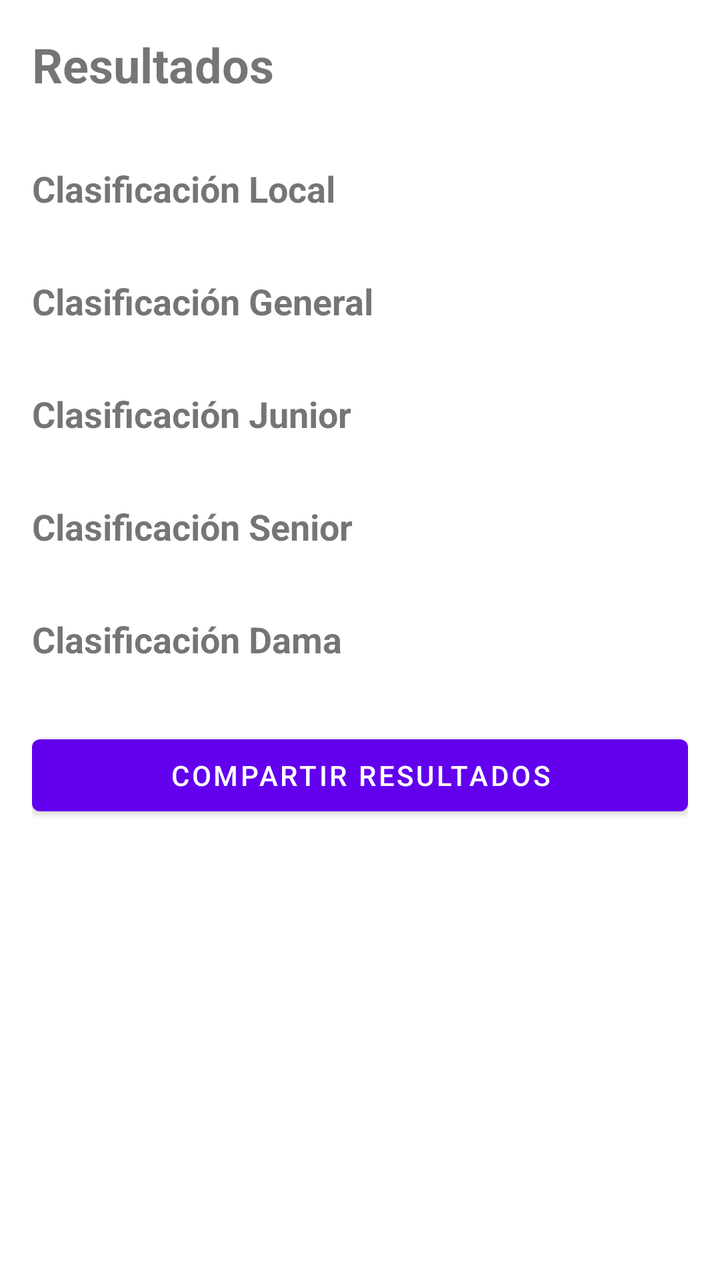
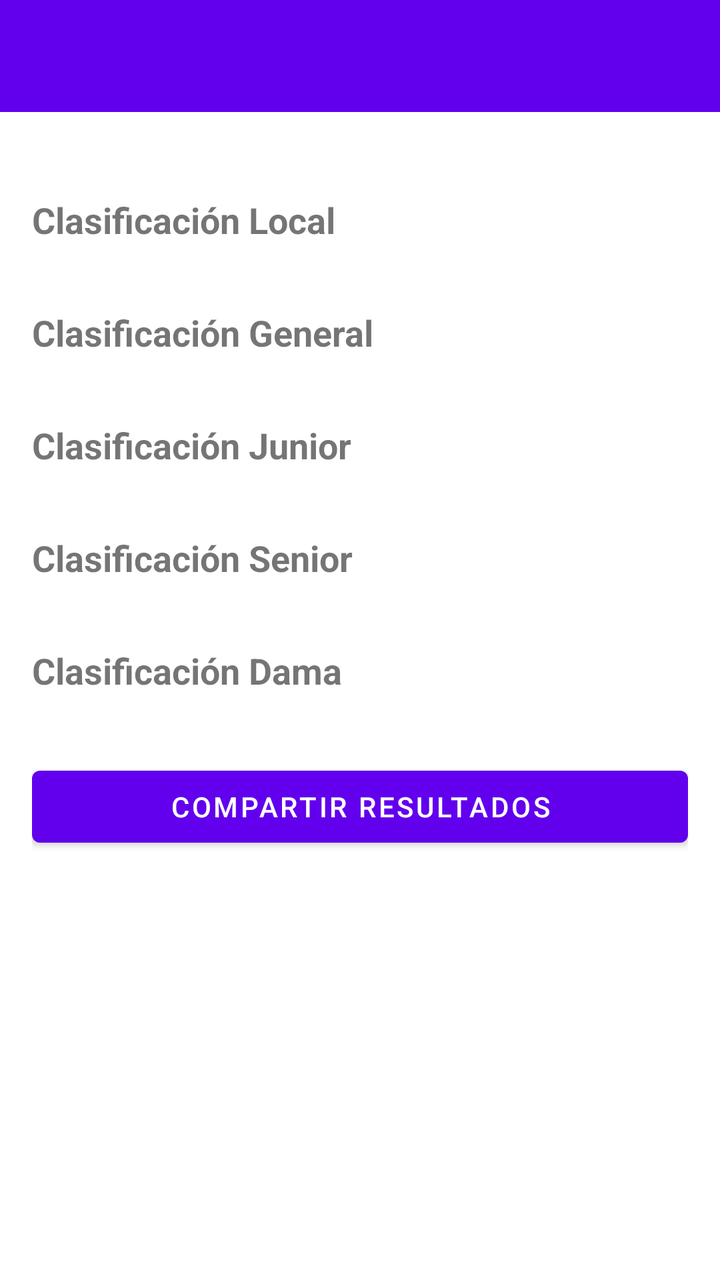

An Android layout rendered at two revisions. The XML below is the earlier revision; the diff shows what the commit changed to produce the second picture.
<!-- AndroidManifest.xml: application theme Theme.PlatoScore -->
<!-- res/layout/activity_resultados.xml -->
<?xml version="1.0" encoding="utf-8"?>
<androidx.core.widget.NestedScrollView xmlns:android="http://schemas.android.com/apk/res/android"
    xmlns:app="http://schemas.android.com/apk/res-auto"
    xmlns:tools="http://schemas.android.com/tools"
    android:layout_width="match_parent"
    android:layout_height="match_parent"
    tools:context=".ui.activities.ResultadosActivity">

    <LinearLayout
        android:layout_width="match_parent"
        android:layout_height="wrap_content"
        android:orientation="vertical"
        android:padding="16dp">

        <TextView
            android:layout_width="wrap_content"
            android:layout_height="wrap_content"
            android:text="@string/titulo_resultados"
            android:textSize="24sp"
            android:textStyle="bold"
            android:layout_marginBottom="8dp" />

        <TextView
            android:id="@+id/tvRecaudacion"
            android:layout_width="wrap_content"
            android:layout_height="wrap_content"
            android:textSize="16sp"
            android:layout_marginBottom="4dp" />

        <TextView
            android:id="@+id/tvHintDesempate"
            android:layout_width="wrap_content"
            android:layout_height="wrap_content"
            android:text="@string/hint_desempate"
            android:textSize="13sp"
            android:textColor="?android:attr/textColorSecondary"
            android:visibility="gone"
            android:layout_marginBottom="16dp" />

        
        <TextView
            android:id="@+id/tvTituloLocal"
            android:layout_width="wrap_content"
            android:layout_height="wrap_content"
            android:text="@string/clasificacion_local"
            android:textSize="18sp"
            android:textStyle="bold"
            android:layout_marginBottom="8dp" />

        <androidx.recyclerview.widget.RecyclerView
            android:id="@+id/rvResultadosLocal"
            android:layout_width="match_parent"
            android:layout_height="wrap_content"
            android:nestedScrollingEnabled="false"
            android:layout_marginBottom="24dp" />

        
        <TextView
            android:id="@+id/tvTituloGeneral"
            android:layout_width="wrap_content"
            android:layout_height="wrap_content"
            android:text="@string/clasificacion_general"
            android:textSize="18sp"
            android:textStyle="bold"
            android:layout_marginBottom="8dp" />

        <androidx.recyclerview.widget.RecyclerView
            android:id="@+id/rvResultadosGeneral"
            android:layout_width="match_parent"
            android:layout_height="wrap_content"
            android:nestedScrollingEnabled="false"
            android:layout_marginBottom="24dp" />

        
        <TextView
            android:id="@+id/tvTituloJunior"
            android:layout_width="wrap_content"
            android:layout_height="wrap_content"
            android:text="@string/clasificacion_junior"
            android:textSize="18sp"
            android:textStyle="bold"
            android:layout_marginBottom="8dp" />

        <androidx.recyclerview.widget.RecyclerView
            android:id="@+id/rvResultadosJunior"
            android:layout_width="match_parent"
            android:layout_height="wrap_content"
            android:nestedScrollingEnabled="false"
            android:layout_marginBottom="24dp" />

        
        <TextView
            android:id="@+id/tvTituloSenior"
            android:layout_width="wrap_content"
            android:layout_height="wrap_content"
            android:text="@string/clasificacion_senior"
            android:textSize="18sp"
            android:textStyle="bold"
            android:layout_marginBottom="8dp" />

        <androidx.recyclerview.widget.RecyclerView
            android:id="@+id/rvResultadosSenior"
            android:layout_width="match_parent"
            android:layout_height="wrap_content"
            android:nestedScrollingEnabled="false"
            android:layout_marginBottom="24dp" />

        
        <TextView
            android:id="@+id/tvTituloDama"
            android:layout_width="wrap_content"
            android:layout_height="wrap_content"
            android:text="@string/clasificacion_dama"
            android:textSize="18sp"
            android:textStyle="bold"
            android:layout_marginBottom="8dp" />

        <androidx.recyclerview.widget.RecyclerView
            android:id="@+id/rvResultadosDama"
            android:layout_width="match_parent"
            android:layout_height="wrap_content"
            android:nestedScrollingEnabled="false"
            android:layout_marginBottom="24dp" />

        <Button
            android:id="@+id/btnCompartir"
            android:layout_width="match_parent"
            android:layout_height="wrap_content"
            android:text="@string/btn_compartir_resultados"
            android:layout_marginBottom="16dp" />

    </LinearLayout>

</androidx.core.widget.NestedScrollView>
<!-- resources referenced by this layout -->
<resources>
  <string name="btn_compartir_resultados">Compartir resultados</string>
  <string name="clasificacion_dama">Clasificación Dama</string>
  <string name="clasificacion_general">Clasificación General</string>
  <string name="clasificacion_junior">Clasificación Junior</string>
  <string name="clasificacion_local">Clasificación Local</string>
  <string name="clasificacion_senior">Clasificación Senior</string>
  <string name="hint_desempate">Los tiradores marcados con = están empatados: toca uno para registrar el desempate.</string>
  <string name="titulo_resultados">Resultados</string>
  <style name="Theme.PlatoScore" parent="Theme.MaterialComponents.DayNight.DarkActionBar">
          
          <item name="colorPrimary">@color/purple_500</item>
          <item name="colorPrimaryVariant">@color/purple_700</item>
          <item name="colorOnPrimary">@color/white</item>
          
          <item name="colorSecondary">@color/teal_200</item>
          <item name="colorSecondaryVariant">@color/teal_700</item>
          <item name="colorOnSecondary">@color/black</item>
          
          <item name="android:statusBarColor">?attr/colorPrimaryVariant</item>
          
      </style>
  <color name="purple_500">#FF6200EE</color>
  <color name="purple_700">#FF3700B3</color>
  <color name="white">#FFFFFFFF</color>
  <color name="teal_200">#FF03DAC5</color>
  <color name="teal_700">#FF018786</color>
  <color name="black">#FF000000</color>
</resources>

<!-- the commit's change to res/layout/activity_resultados.xml (unified diff, before → after) -->
@@ -1,24 +1,30 @@
 <?xml version="1.0" encoding="utf-8"?>
-<androidx.core.widget.NestedScrollView xmlns:android="http://schemas.android.com/apk/res/android"
+<LinearLayout xmlns:android="http://schemas.android.com/apk/res/android"
     xmlns:app="http://schemas.android.com/apk/res-auto"
     xmlns:tools="http://schemas.android.com/tools"
     android:layout_width="match_parent"
     android:layout_height="match_parent"
+    android:orientation="vertical"
     tools:context=".ui.activities.ResultadosActivity">
 
-    <LinearLayout
+    <com.google.android.material.appbar.MaterialToolbar
+        android:id="@+id/toolbar"
         android:layout_width="match_parent"
-        android:layout_height="wrap_content"
-        android:orientation="vertical"
-        android:padding="16dp">
+        android:layout_height="?attr/actionBarSize"
+        android:background="?attr/colorPrimary"
+        android:theme="@style/ThemeOverlay.MaterialComponents.Dark.ActionBar" />
 
-        <TextView
-            android:layout_width="wrap_content"
+    <androidx.core.widget.NestedScrollView
+        android:layout_width="match_parent"
+        android:layout_height="0dp"
+        android:layout_weight="1"
+        android:fillViewport="true">
+
+        <LinearLayout
+            android:layout_width="match_parent"
             android:layout_height="wrap_content"
-            android:text="@string/titulo_resultados"
-            android:textSize="24sp"
-            android:textStyle="bold"
-            android:layout_marginBottom="8dp" />
+            android:orientation="vertical"
+            android:padding="16dp">
 
         <TextView
             android:id="@+id/tvRecaudacion"
@@ -129,6 +135,8 @@
             android:text="@string/btn_compartir_resultados"
             android:layout_marginBottom="16dp" />
 
-    </LinearLayout>
+        </LinearLayout>
 
-</androidx.core.widget.NestedScrollView>
+    </androidx.core.widget.NestedScrollView>
+
+</LinearLayout>
<!-- resource entries referenced after the edit -->
@@ -7,8 +7,7 @@
   <string name="clasificacion_local">Clasificación Local</string>
   <string name="clasificacion_senior">Clasificación Senior</string>
   <string name="hint_desempate">Los tiradores marcados con = están empatados: toca uno para registrar el desempate.</string>
-  <string name="titulo_resultados">Resultados</string>
-  <style name="Theme.PlatoScore" parent="Theme.MaterialComponents.DayNight.DarkActionBar">
+  <style name="Theme.PlatoScore" parent="Theme.MaterialComponents.DayNight.NoActionBar">
           
           <item name="colorPrimary">@color/purple_500</item>
           <item name="colorPrimaryVariant">@color/purple_700</item>
